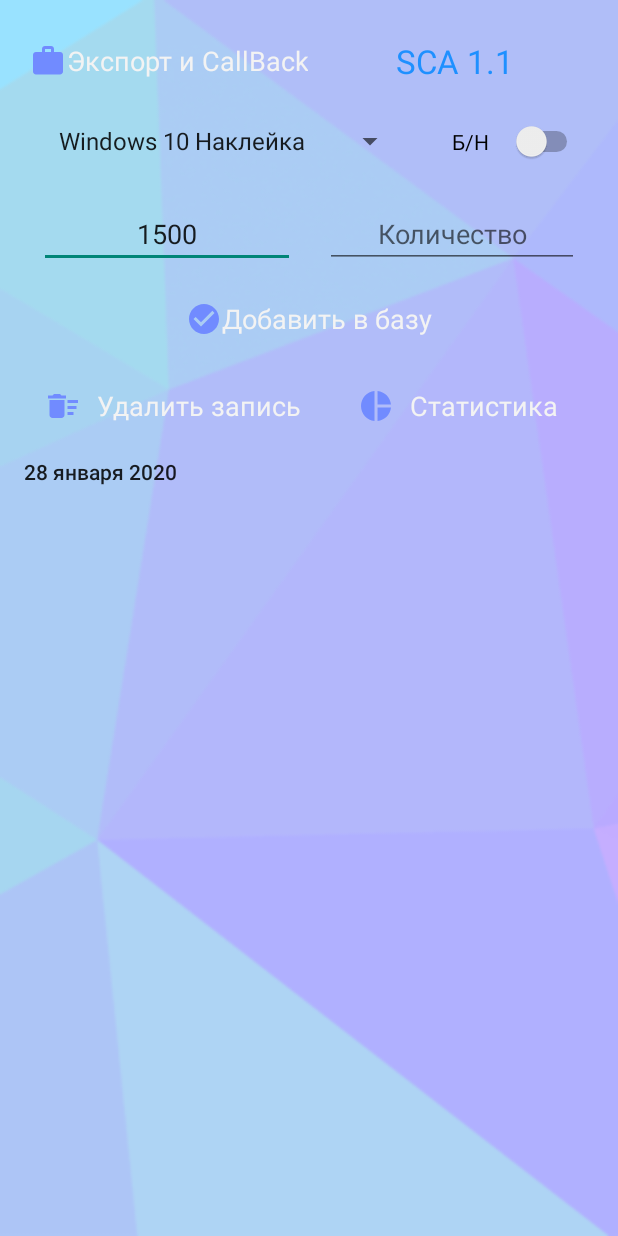
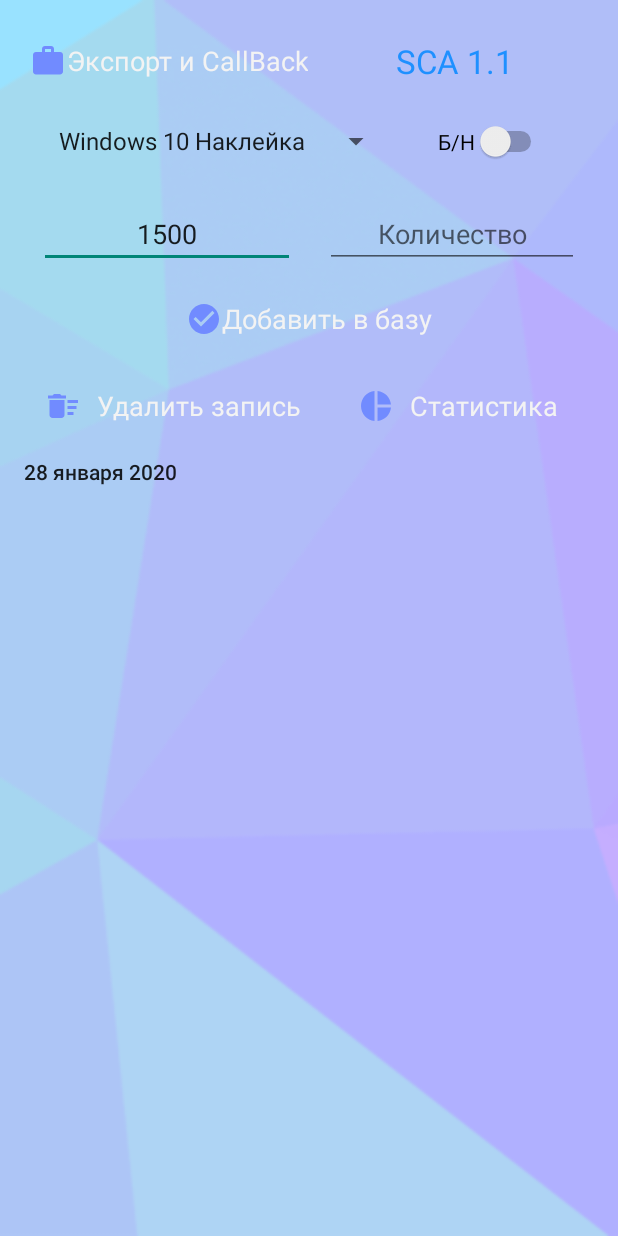
Before and after one commit to loveandpepper/StickerCounter, an Android app: the screen it shows after launch (MainActivity), on a phone screen of 412 x 824 dp. Run offline under Robolectric (Android 15) with nearby library versions, the phone set to English and light mode, and no system bars.

Commit message:
Б\н переключатель (работает хуево)

```diff
--- a/app/src/main/java/ru/loveandpepper/stickercounter/MainActivity.java
+++ b/app/src/main/java/ru/loveandpepper/stickercounter/MainActivity.java
@@ -258,8 +258,10 @@ public class MainActivity extends AppCompatActivity implements CompoundButton.On
     @Override
     public void onCheckedChanged(CompoundButton buttonView, boolean isChecked) {
         double processed = spinInt*0.94;
+        if (Integer.parseInt(String.valueOf(editPrice.getText())) != spinInt){
+            processed = Integer.parseInt(String.valueOf(editPrice.getText()))*0.94;}
         if (isChecked) {
-            editPrice.setText(String.valueOf((int)processed));
+                editPrice.setText(String.valueOf((int)processed));
         } else {
             editPrice.setText(String.valueOf(spinInt));
         }
--- a/app/src/main/res/layout/activity_main.xml
+++ b/app/src/main/res/layout/activity_main.xml
@@ -45,19 +45,19 @@
 
         <Spinner
             android:id="@+id/products"
-            android:layout_width="wrap_content"
+            android:layout_width="230dp"
             android:layout_height="wrap_content"
+            android:layout_gravity="center"
             android:layout_margin="15dp"
-            android:layout_gravity="center"
             android:entries="@array/products_array"
             android:spinnerMode="dialog" />
 
         <Switch
             android:id="@+id/switch_beznal"
-            android:layout_width="87dp"
+            android:layout_width="wrap_content"
             android:layout_height="wrap_content"
+            android:layout_gravity="center"
             android:layout_margin="15dp"
-            android:layout_gravity="center"
             android:text="Б/Н" />
 
     </LinearLayout>
```
